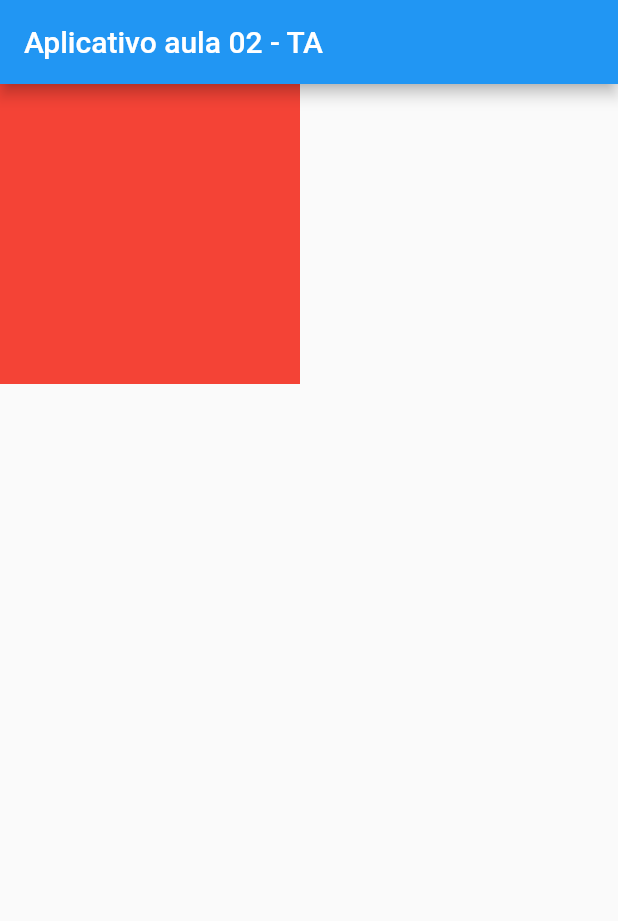
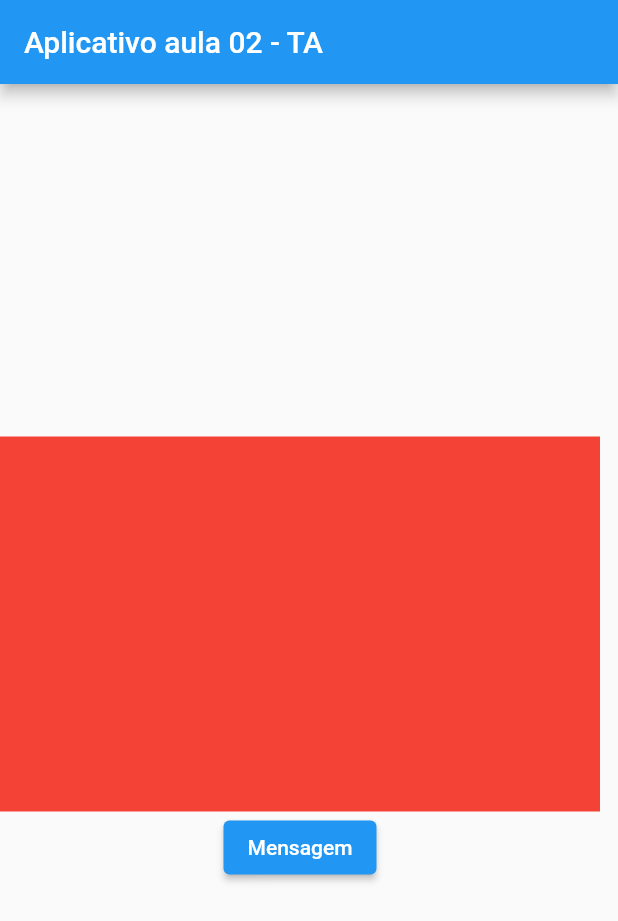
Before and after one commit to danielvieira95/DESM-2, a Flutter app: the screen it shows after launch, on a phone screen of 412 x 824 dp. Shown: the top 921 px of the screen. Run offline on Flutter 3.47's test engine with Material 2 defaults, Android fonts, the phone set to English and light mode, and no system bars.

Commit message:
Botao e container

```diff
--- a/Apps-TA/appaula02_rev_ta/lib/main.dart
+++ b/Apps-TA/appaula02_rev_ta/lib/main.dart
@@ -17,10 +17,15 @@ class Home extends StatelessWidget {
         title:  Text("Aplicativo aula 02 - TA"),
        ),
        body: Column(
+        mainAxisAlignment: MainAxisAlignment.center,
         children: [
           Container(color: Colors.red,
-          width: 200,
-          height:200,),
+          width: 400,
+          height:250,
+          ),
+          ElevatedButton(onPressed: (){
+            print("Botão pressionado");
+          }, child: Text("Mensagem")),
         ],
        ),
       ) ,
```
